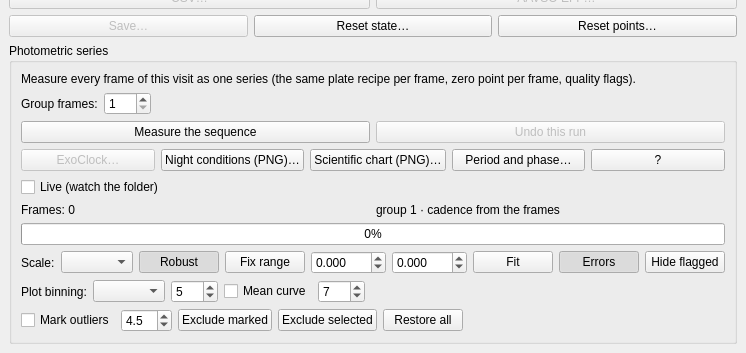
irydeo/nightscribe, file nightscribe/gui/ui/ufe_measure_tab.ui: the form before one commit; both pictures show x 0 to 746 and y 301 to 654 of the 746 by 654 pixel window.
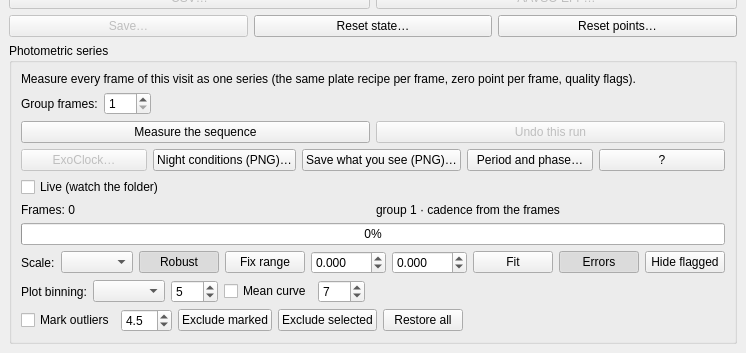
The form after the commit.

Commit message: chart: a window you can move, and an export that is what you see (V3)

Diff of the .ui file:
```diff
--- a/nightscribe/gui/ui/ufe_measure_tab.ui
+++ b/nightscribe/gui/ui/ufe_measure_tab.ui
@@ -388,7 +388,7 @@
               <string>Write the scientific figure of this curve: white background, black frame, ticks pointing inwards, error bars with caps and the magnitude axis on round numbers (the style a report or a colleague expects). It is the same data as the panel, drawn for paper</string>
              </property>
              <property name="text">
-              <string>Scientific chart (PNG)…</string>
+              <string>Save what you see (PNG)…</string>
              </property>
             </widget>
            </item>
```
Left out of the diff: 2 changed lines with no effect on the pictures. The commit also changes 8 other files.
